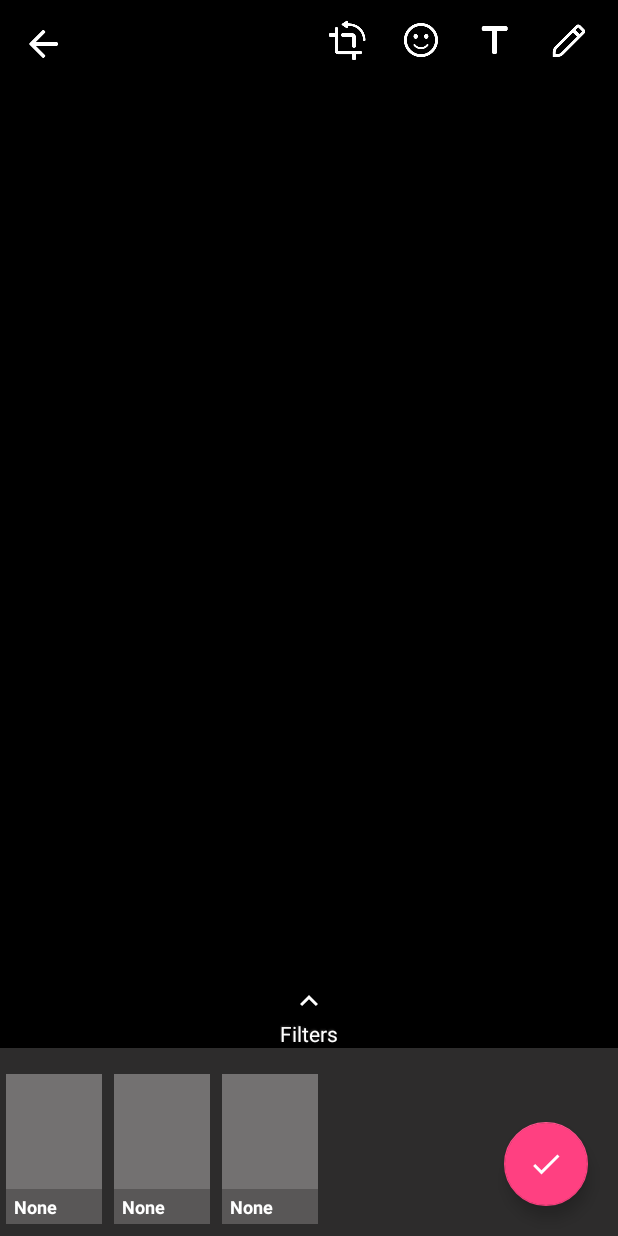
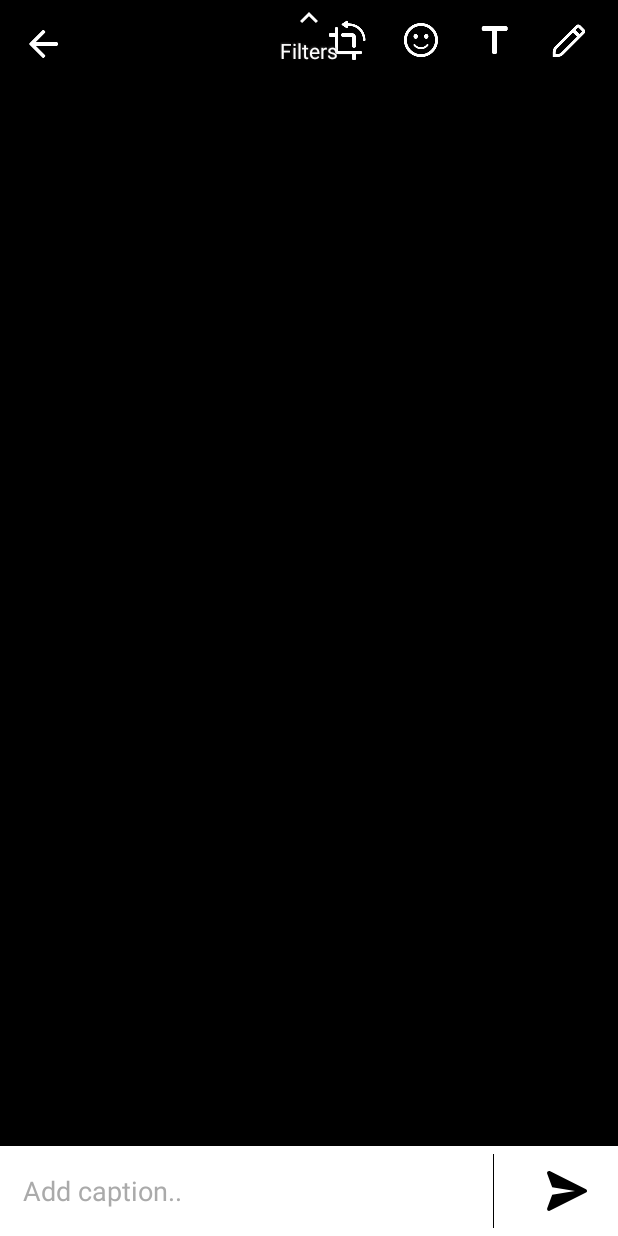
Before and after one commit to kishorejethava/ImageEditor, an Android app: the layout fragment_photo_editor.xml on its own in the app's theme, with its tools: preview values and no code run, on a phone screen of 412 x 824 dp. Run offline under Robolectric (Android 15) with nearby library versions, the phone set to English and light mode, and no system bars.

Commit message:
Added Send Message View

```diff
--- a/ImageEditEngine/src/main/AndroidManifest.xml
+++ b/ImageEditEngine/src/main/AndroidManifest.xml
@@ -9,7 +9,7 @@
     <activity
         android:name=".ImageEditActivity"
         android:theme="@style/LibAppTheme"
-        android:windowSoftInputMode="adjustNothing">
+        android:windowSoftInputMode="adjustResize|stateHidden">
     </activity>
   </application>
 
--- /dev/null
+++ b/ImageEditEngine/src/main/res/drawable/ic_send.xml
@@ -0,0 +1,9 @@
+<vector xmlns:android="http://schemas.android.com/apk/res/android"
+    android:width="24dp"
+    android:height="24dp"
+    android:viewportWidth="24"
+    android:viewportHeight="24">
+  <path
+      android:fillColor="#FF000000"
+      android:pathData="M21.5,11.1l-17.9,-9C2.7,1.7 1.7,2.5 2.1,3.4l2.5,6.7L16,12L4.6,13.9l-2.5,6.7c-0.3,0.9 0.6,1.7 1.5,1.2l17.9,-9C22.2,12.5 22.2,11.5 21.5,11.1z"/>
+</vector>
--- a/ImageEditEngine/src/main/res/layout/fragment_photo_editor.xml
+++ b/ImageEditEngine/src/main/res/layout/fragment_photo_editor.xml
@@ -132,16 +132,43 @@
       android:textColor="@color/white"
       />
 
-  <android.support.design.widget.FloatingActionButton
-      android:id="@+id/done_btn"
-      android:layout_width="wrap_content"
+  <LinearLayout
+    android:id="@+id/llBottom"
+    android:layout_width="match_parent"
+    android:layout_height="60dp"
+    android:layout_alignParentBottom="true"
+    android:background="@color/white"
+    android:orientation="horizontal"
+    android:padding="5dp">
+
+    <EditText
+      android:id="@+id/edtCaption"
+      android:layout_width="0dp"
       android:layout_height="wrap_content"
-      android:layout_alignParentBottom="true"
-      android:layout_alignParentRight="true"
-      android:layout_alignParentEnd="true"
-      android:layout_margin="@dimen/done_btn_margin"
-      app:srcCompat="@drawable/ic_done"
-      />
+      android:layout_gravity="center"
+      android:layout_weight="5"
+      android:background="@null"
+      android:hint="Add caption.."
+      android:paddingLeft="10dp"
+      android:paddingStart="10dp"
+      android:textColor="@android:color/black"
+      android:textColorHint="@android:color/darker_gray" />
+
+    <View
+      android:layout_width="0.5dp"
+      android:layout_height="match_parent"
+      android:background="@android:color/black" />
+
+    <ImageView
+      android:id="@+id/ivSend"
+      android:layout_width="32dp"
+      android:layout_height="32dp"
+      android:layout_gravity="center"
+      android:layout_marginRight="-20dp"
+      android:layout_weight="1"
+      app:srcCompat="@drawable/ic_send" />
+
+  </LinearLayout>
 
   <RelativeLayout
       android:id="@+id/filter_list_layout"
@@ -150,7 +177,7 @@
       android:layout_alignParentBottom="true"
       android:background="@color/blackish"
       android:orientation="horizontal"
-      android:visibility="visible"
+      android:visibility="gone"
       >
 
     <android.support.v7.widget.RecyclerView
--- a/ImageEditEngine/src/main/res/values/dimens.xml
+++ b/ImageEditEngine/src/main/res/values/dimens.xml
@@ -1,6 +1,7 @@
 <?xml version="1.0" encoding="utf-8"?>
 <resources>
-  <dimen name="done_btn_margin">20dp</dimen>
+  <dimen name="done_btn_margin_bottom">36dp</dimen>
+  <dimen name="done_btn_margin_right">20dp</dimen>
 
 
 </resources>
--- a/app/build.gradle
+++ b/app/build.gradle
@@ -32,5 +32,6 @@ dependencies {
   androidTestImplementation 'com.android.support.test.espresso:espresso-core:3.0.2'
   implementation 'com.tbruyelle.rxpermissions2:rxpermissions:0.9.5@aar'
   implementation 'io.reactivex.rxjava2:rxjava:2.1.8'
-  implementation 'com.github.kishorejethava:ImageEditor:-SNAPSHOT'
+  //  implementation 'com.github.kishorejethava:ImageEditor:-SNAPSHOT'
+  implementation project(':ImageEditEngine')
 }
```
Also changed, not shown: ImageEditEngine/src/main/java/com/droidninja/imageeditengine/PhotoEditorFragment.java (+12 -6 lines), ImageEditEngine/src/main/java/com/droidninja/imageeditengine/utils/FilterTouchListener.java (+8 -6 lines).
